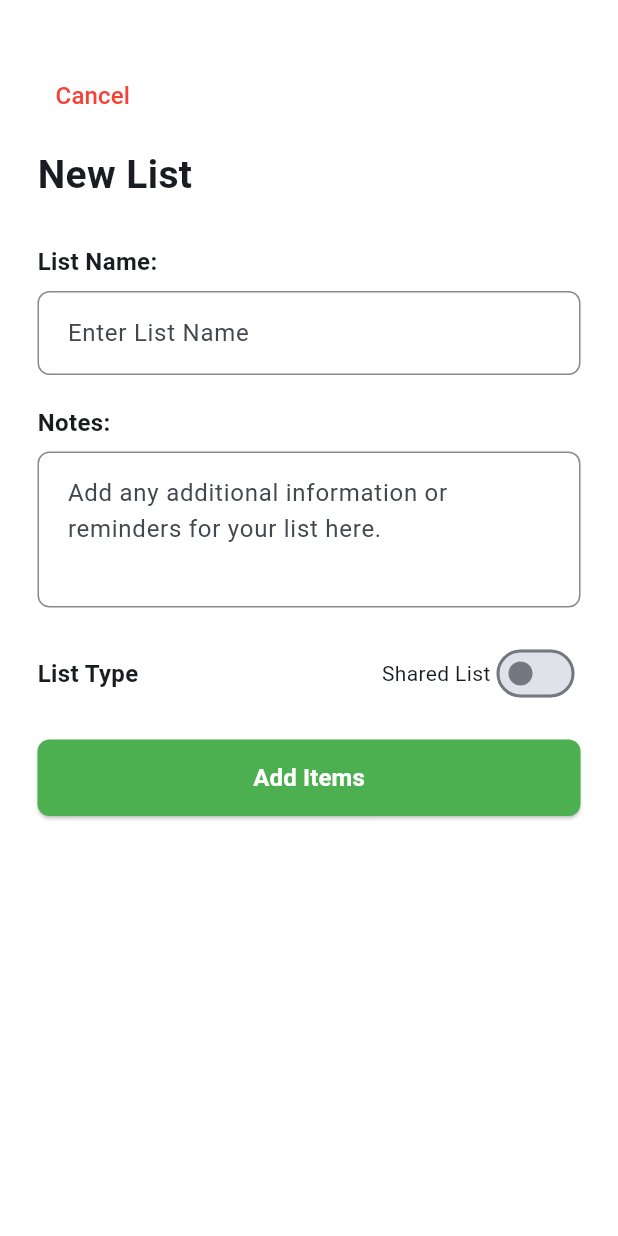
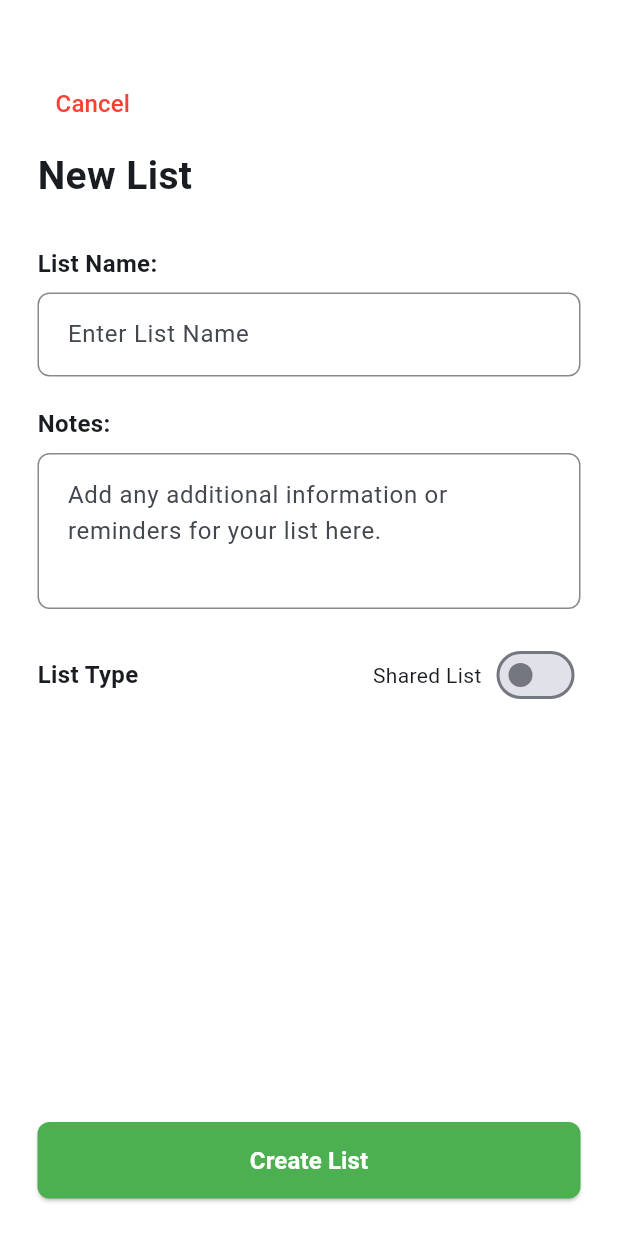
Before and after one commit to mohamed-tamerrr/collaborative-shopping-list, a Flutter app: the screen it shows after launch, after a tap on the "add" icon, on a phone screen of 412 x 824 dp. Run offline on Flutter 3.47's test engine with Material 3 defaults, Android fonts, the phone set to English and light mode, and no system bars; our stand-ins replace firebase_core, flutter_svg; accounts and stored records are empty.

Commit message:
do some refactor and create add people container

```diff
--- a/lib/featrues/home/presentation/add_list_view.dart
+++ b/lib/featrues/home/presentation/views/add_list_view.dart
@@ -6,6 +6,6 @@ class AddListView extends StatelessWidget {
 
   @override
   Widget build(BuildContext context) {
-    return Scaffold(body: AddListViewBody());
+    return Scaffold(body: const AddListViewBody());
   }
 }
--- a/lib/featrues/home/presentation/views/home_view.dart
+++ b/lib/featrues/home/presentation/views/home_view.dart
@@ -6,6 +6,6 @@ class HomeView extends StatelessWidget {
 
   @override
   Widget build(BuildContext context) {
-    return HomeViewBody();
+    return const HomeViewBody();
   }
 }
--- a/lib/featrues/home/presentation/views/widgets/add_list_view_body.dart
+++ b/lib/featrues/home/presentation/views/widgets/add_list_view_body.dart
@@ -1,149 +1,83 @@
+import 'package:final_project/featrues/home/presentation/views/widgets/add_people_container.dart';
+import 'package:final_project/featrues/home/presentation/views/widgets/cancel_button.dart';
+import 'package:final_project/featrues/home/presentation/views/widgets/custom_button.dart';
+import 'package:final_project/featrues/home/presentation/views/widgets/custom_text_form_field.dart';
+import 'package:final_project/featrues/home/presentation/views/widgets/list_type_row.dart';
 import 'package:flutter/material.dart';
 
 class AddListViewBody extends StatefulWidget {
   const AddListViewBody({super.key});
 
   @override
-  State<AddListViewBody> createState() =>
-      _AddListViewBodyState();
+  State<AddListViewBody> createState() => _AddListViewBodyState();
 }
 
 // todo : Refactor + decide how the ui will be
 class _AddListViewBodyState extends State<AddListViewBody> {
   bool isSharedList = false;
+
   @override
   Widget build(BuildContext context) {
     return Padding(
-      padding: const EdgeInsets.symmetric(horizontal: 25.0),
+      padding: const EdgeInsets.all(25.0),
       child: Column(
-        crossAxisAlignment: CrossAxisAlignment.start,
         children: [
-          SizedBox(height: 40),
-          TextButton(
-            onPressed: () {
-              Navigator.pop(context);
-            },
-            child: Text(
-              'Cancel',
-              style: TextStyle(
-                color: Colors.red,
-                fontSize: 16,
-                fontWeight: FontWeight.w500,
-              ),
-            ),
-          ),
-          SizedBox(height: 10),
-          Text(
+          Expanded(
+            child: ListView(
+              padding: EdgeInsets.zero,
+              children: [
+                const SizedBox(height: 20),
+
+                const CancelButton(),
+                const SizedBox(height: 6),
+
+                const Text(
                   'New List',
-            style: TextStyle(
-              fontSize: 26,
-              fontWeight: FontWeight.w600,
-            ),
+                  style: TextStyle(fontSize: 26, fontWeight: FontWeight.w600),
                 ),
                 const SizedBox(height: 28),
-          const Text(
-            "List Name:",
-            style: TextStyle(
-              fontSize: 16,
-              fontWeight: FontWeight.w600,
-            ),
-          ),
-          const SizedBox(height: 8),
-          // ListName TextField
-          TextFormField(
-            decoration: InputDecoration(
-              hintText: "Enter List Name",
-              border: borderStyle(),
-              enabledBorder: borderStyle(),
-              focusedBorder: borderStyle(),
-            ),
-          ),
-          const SizedBox(height: 20),
-          const Text(
-            "Notes:",
-            style: TextStyle(
-              fontSize: 16,
-              fontWeight: FontWeight.w600,
-            ),
-          ),
-          const SizedBox(height: 8),
-          // Notes TextField
-          TextFormField(
-            maxLines: 3,
-            decoration: InputDecoration(
-              hintText:
-                  "Add any additional information or reminders for your list here.",
-              border: borderStyle(),
-              enabledBorder: borderStyle(),
-              focusedBorder: borderStyle(),
-            ),
+
+                // ListName Title And TextField
+                const CustomTextFormFieldWithTitle(
+                  title: 'List Name:',
+                  hintText: 'Enter List Name',
                 ),
 
                 const SizedBox(height: 20),
 
+                // Notes Title And TextField
+                const CustomTextFormFieldWithTitle(
+                  title: 'Notes:',
+                  hintText:
+                      'Add any additional information or reminders for your list here.',
+                  maxLines: 3,
+                ),
+
                 // List Type row
-          Row(
-            mainAxisAlignment:
-                MainAxisAlignment.spaceBetween,
-            children: [
-              const Text(
-                "List Type",
-                style: TextStyle(
-                  fontSize: 16,
-                  fontWeight: FontWeight.w600,
-                ),
-              ),
-              Row(
-                children: [
-                  const Text("Shared List"),
-                  Switch(
+                const SizedBox(height: 20),
+                ListTypeRow(
                   value: isSharedList,
-                    onChanged: (value) {
+                  onChange: (value) {
                     setState(() {
                       isSharedList = value;
                     });
                   },
                 ),
+                const SizedBox(height: 20),
+
+                // to show or hide the list of people you wanna share the list with
+                Visibility(
+                  visible: isSharedList,
+                  child: const AddPeopleContainer(),
+                ),
+                // Add items button
               ],
             ),
-            ],
           ),
-
           const SizedBox(height: 20),
-
-          // Add items button
-          SizedBox(
-            width: double.infinity,
-            child: ElevatedButton(
-              onPressed: () {},
-              style: ElevatedButton.styleFrom(
-                backgroundColor: Colors.green,
-                padding: const EdgeInsets.symmetric(
-                  vertical: 14,
-                ),
-                shape: RoundedRectangleBorder(
-                  borderRadius: BorderRadius.circular(8),
-                ),
-              ),
-              child: const Text(
-                "Add Items",
-                style: TextStyle(
-                  color: Colors.white,
-                  fontSize: 16,
-                  fontWeight: FontWeight.w600,
-                ),
-              ),
-            ),
-          ),
+          const CustomButton(title: 'Create List'),
         ],
       ),
     );
   }
-
-  OutlineInputBorder borderStyle() {
-    return OutlineInputBorder(
-      borderSide: BorderSide(color: Color(0xff8A888D)),
-      borderRadius: BorderRadius.circular(8),
-    );
 }
-}
--- /dev/null
+++ b/lib/featrues/home/presentation/views/widgets/add_people_container.dart
@@ -0,0 +1,92 @@
+import 'package:final_project/core/utils/app_colors.dart';
+import 'package:flutter/material.dart';
+
+class AddPeopleContainer extends StatelessWidget {
+  const AddPeopleContainer({super.key});
+
+  @override
+  Widget build(BuildContext context) {
+    return Container(
+      height: 250,
+      width: double.infinity,
+      decoration: BoxDecoration(
+        borderRadius: BorderRadius.circular(12),
+        border: BoxBorder.all(color: AppColors.grey),
+      ),
+      child: Column(
+        children: [
+          Expanded(
+            child: ListView(
+              padding: EdgeInsets.zero,
+
+              // to see how it is gonna be with alot of rows
+              children: const [
+                AddedPersonRow(
+                  email: 'nourmowafey82@gmail.commmmmmmmmmmmmmmmmmmmm',
+                ),
+                AddedPersonRow(
+                  email: 'nourmowafey82@gmail.commmmmmmmmmmmmmmmmmmmm',
+                ),
+                AddedPersonRow(
+                  email: 'nourmowafey82@gmail.commmmmmmmmmmmmmmmmmmmm',
+                ),
+                AddedPersonRow(
+                  email: 'nourmowafey82@gmail.commmmmmmmmmmmmmmmmmmmm',
+                ),
+                AddedPersonRow(
+                  email: 'nourmowafey82@gmail.commmmmmmmmmmmmmmmmmmmm',
+                ),
+                AddedPersonRow(
+                  email: 'nourmowafey82@gmail.commmmmmmmmmmmmmmmmmmmm',
+                ),
+              ],
+            ),
+          ),
+          SizedBox(
+            height: 50,
+            child: Row(
+              mainAxisAlignment: MainAxisAlignment.end,
+              children: [
+                IconButton(
+                  padding: EdgeInsets.only(right: 4),
+                  onPressed: () {},
+                  icon: const Icon(Icons.add),
+                ),
+              ],
+            ),
+          ),
+        ],
+      ),
+    );
+  }
+}
+
+class AddedPersonRow extends StatelessWidget {
+  const AddedPersonRow({super.key, required this.email});
+  final String email;
+
+  @override
+  Widget build(BuildContext context) {
+    return Padding(
+      padding: const EdgeInsets.only(left: 16, top: 12, right: 14),
+      child: Row(
+        mainAxisAlignment: MainAxisAlignment.start,
+        children: [
+          Text(
+            // to make max length for email is 26 letter
+            email.length > 26 ? email.substring(0, 26) : email,
+            maxLines: 1,
+            overflow: TextOverflow.ellipsis,
+            style: const TextStyle(
+              color: AppColors.navyBlue,
+              fontSize: 16,
+              fontWeight: FontWeight.bold,
+            ),
+          ),
+          const Spacer(),
+          const Icon(Icons.remove),
+        ],
+      ),
+    );
+  }
+}
--- /dev/null
+++ b/lib/featrues/home/presentation/views/widgets/cancel_button.dart
@@ -0,0 +1,26 @@
+import 'package:flutter/material.dart';
+
+class CancelButton extends StatelessWidget {
+  const CancelButton({super.key});
+
+  @override
+  Widget build(BuildContext context) {
+    return Row(
+      children: [
+        TextButton(
+          onPressed: () {
+            Navigator.pop(context);
+          },
+          child: const Text(
+            'Cancel',
+            style: TextStyle(
+              color: Colors.red,
+              fontSize: 16,
+              fontWeight: FontWeight.w500,
+            ),
+          ),
+        ),
+      ],
+    );
+  }
+}
--- a/lib/featrues/home/presentation/views/widgets/custom_app_bar.dart
+++ b/lib/featrues/home/presentation/views/widgets/custom_app_bar.dart
@@ -6,6 +6,7 @@ import 'package:flutter/material.dart';
 class CustomAppBar extends StatelessWidget {
   const CustomAppBar({super.key});
   //! Looking for better icon for first icon button
+
   @override
   Widget build(BuildContext context) {
     return SafeArea(
@@ -25,8 +26,8 @@ class CustomAppBar extends StatelessWidget {
                 ),
               ),
             ),
-            SizedBox(width: 10),
-            Column(
+            const SizedBox(width: 10),
+            const Column(
               crossAxisAlignment: CrossAxisAlignment.start,
               children: [
                 Text(
@@ -43,14 +44,14 @@ class CustomAppBar extends StatelessWidget {
                 ),
               ],
             ),
-            Spacer(),
-            AppBarIcon(
+            const Spacer(),
+            const AppBarIcon(
               //! THIS ONE
               icon: Icons.workspace_premium,
               color: AppColors.mediumNavy,
             ),
-            SizedBox(width: 16),
-            AppBarIcon(
+            const SizedBox(width: 16),
+            const AppBarIcon(
               icon: Icons.notifications_outlined,
               color: AppColors.grey,
             ),
--- /dev/null
+++ b/lib/featrues/home/presentation/views/widgets/custom_button.dart
@@ -0,0 +1,29 @@
+import 'package:flutter/material.dart';
+
+class CustomButton extends StatelessWidget {
+  const CustomButton({super.key, required this.title});
+  final String title;
+
+  @override
+  Widget build(BuildContext context) {
+    return  SizedBox(
+      width: double.infinity,
+      child: ElevatedButton(
+        onPressed: () {},
+        style: ElevatedButton.styleFrom(
+          backgroundColor: Colors.green,
+          padding: const EdgeInsets.symmetric(vertical: 14),
+          shape: RoundedRectangleBorder(borderRadius: BorderRadius.circular(8)),
+        ),
+        child: Text(
+          title,
+          style: const TextStyle(
+            color: Colors.white,
+            fontSize: 16,
+            fontWeight: FontWeight.w600,
+          ),
+        ),
+      ),
+    );
+  }
+}
--- /dev/null
+++ b/lib/featrues/home/presentation/views/widgets/custom_text_form_field.dart
@@ -0,0 +1,43 @@
+import 'package:flutter/material.dart';
+
+class CustomTextFormFieldWithTitle extends StatelessWidget {
+  const CustomTextFormFieldWithTitle({
+    super.key,
+    required this.hintText,
+    this.maxLines = 1,
+    this.title,
+  });
+  final String hintText;
+  final String? title;
+  final int? maxLines;
+
+  @override
+  Widget build(BuildContext context) {
+    return  Column(
+      crossAxisAlignment: CrossAxisAlignment.start,
+      children: [
+        Text(
+          title ?? '',
+          style: TextStyle(fontSize: 16, fontWeight: FontWeight.w600),
+        ),
+        const SizedBox(height: 8),
+        TextFormField(
+          maxLines: maxLines,
+          decoration: InputDecoration(
+            hintText: hintText,
+            border: borderStyle(),
+            enabledBorder: borderStyle(),
+            focusedBorder: borderStyle(),
+          ),
+        ),
+      ],
+    );
+  }
+
+  OutlineInputBorder  borderStyle() {
+    return OutlineInputBorder(
+      borderSide: const BorderSide(color: Color(0xff8A888D)),
+      borderRadius: BorderRadius.circular(8),
+    );
+  }
+}
--- a/lib/featrues/home/presentation/views/widgets/home_view_body.dart
+++ b/lib/featrues/home/presentation/views/widgets/home_view_body.dart
@@ -1,6 +1,6 @@
 import 'package:final_project/core/utils/app_colors.dart';
 import 'package:final_project/core/utils/app_images.dart';
-import 'package:final_project/featrues/home/presentation/add_list_view.dart';
+import 'package:final_project/featrues/home/presentation/views/add_list_view.dart';
 import 'package:final_project/featrues/home/presentation/views/widgets/custom_app_bar.dart';
 import 'package:flutter/material.dart';
 import 'package:flutter_svg/flutter_svg.dart';
@@ -9,30 +9,27 @@ class HomeViewBody extends StatelessWidget {
   const HomeViewBody({super.key});
 
   // ! Colors must be changed
+
   @override
   Widget build(BuildContext context) {
     return Scaffold(
       floatingActionButton: FloatingActionButton(
         onPressed: () {
-          Navigator.of(context).push(
-            MaterialPageRoute(
-              builder: (context) => AddListView(),
-            ),
-          );
+          Navigator.of(
+            context,
+          ).push(MaterialPageRoute(builder: (context) => AddListView()));
         },
         backgroundColor: AppColors.lightGrey,
-        shape: CircleBorder(),
-        child: Icon(Icons.add, color: AppColors.mediumNavy),
+        shape: const CircleBorder(),
+        child: const Icon(Icons.add, color: AppColors.mediumNavy),
       ),
       body: Padding(
-        padding: const EdgeInsets.symmetric(
-          horizontal: 16.0,
-        ),
+        padding: const EdgeInsets.symmetric(horizontal: 16.0),
         child: Column(
           crossAxisAlignment: CrossAxisAlignment.stretch,
           children: [
-            CustomAppBar(),
-            Spacer(flex: 2),
+            const CustomAppBar(),
+            const Spacer(flex: 2),
             // this stack to make arrow under the the image
             Stack(
               clipBehavior: Clip.none,
@@ -43,20 +40,14 @@ class HomeViewBody extends StatelessWidget {
                   // to rotate the image beacuse it is rotated in the design
                   child: Transform.rotate(
                     angle: -0.07,
-                    child: SvgPicture.asset(
-                      AppImages.handDrawnArrow,
-                    ),
+                    child: SvgPicture.asset(AppImages.handDrawnArrow),
                   ),
                 ),
-                Positioned(
-                  child: SvgPicture.asset(
-                    AppImages.emptySreen,
-                  ),
-                ),
+                SvgPicture.asset(AppImages.emptySreen),
               ],
             ),
 
-            Spacer(flex: 3),
+            const Spacer(flex: 3),
           ],
         ),
       ),
--- /dev/null
+++ b/lib/featrues/home/presentation/views/widgets/list_type_row.dart
@@ -0,0 +1,27 @@
+import 'package:flutter/material.dart';
+
+class ListTypeRow extends StatelessWidget {
+  const ListTypeRow({super.key, required this.value, this.onChange});
+  final bool value;
+  final void Function(bool)? onChange;
+
+  @override
+  Widget build(BuildContext context) {
+    return Row(
+      mainAxisAlignment: MainAxisAlignment.spaceBetween,
+      children: [
+        const Text(
+          "List Type",
+          style: TextStyle(fontSize: 16, fontWeight: FontWeight.w600),
+        ),
+        Row(
+          children: [
+            const Text("Shared List"),
+            const SizedBox(width: 6),
+            Switch(value: value, onChanged: onChange),
+          ],
+        ),
+      ],
+    );
+  }
+}
```
Lines whose indentation alone changed are shown as unchanged.
